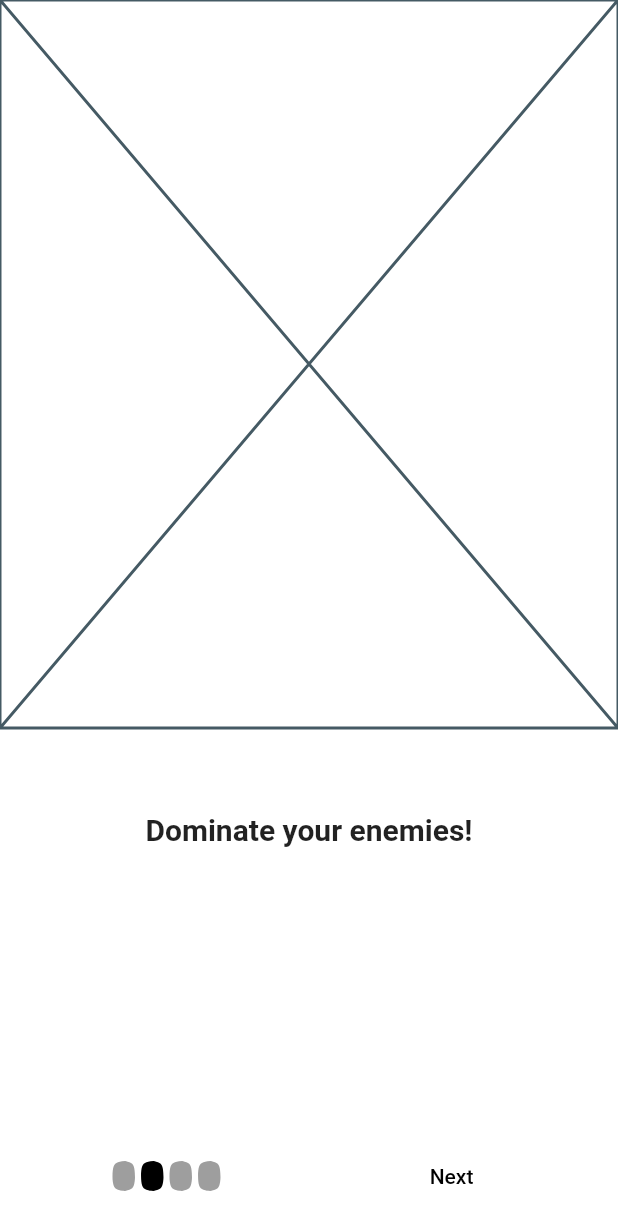
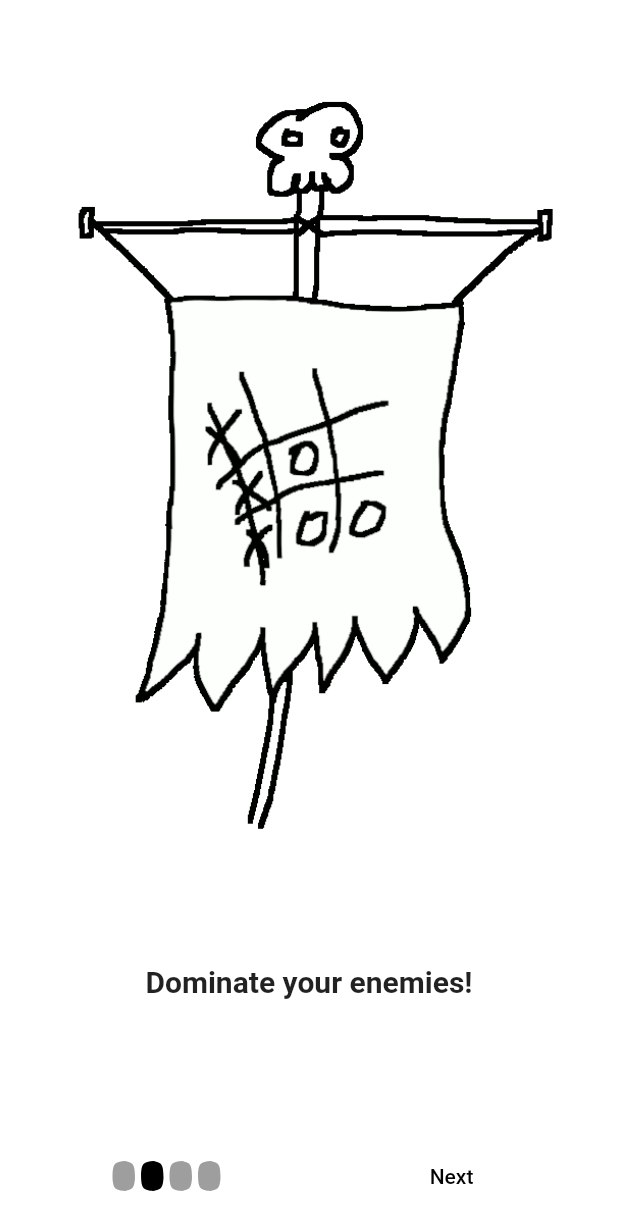
Before and after one commit to radiol00/tictactoe_mobile, a Flutter app: the LandingPage widget shown alone on an empty page, opened directly, after a tap on "Next", on a phone screen of 412 x 824 dp. Shown: the top 1230 px of the screen. Run offline on Flutter 3.47's test engine with Material 2 defaults, Android fonts, the light colour scheme and no system bars; drawn by our look-alikes of introduction_screen; our stand-ins replace cloud_firestore, firebase_auth, firebase_core, flutter_keyboard_visibility, flutter_riverpod, riverpod and 1 more; accounts and stored records are empty; statements that could not run were skipped.

Commit message:
Added graphics to landing and auth pages

```diff
--- a/lib/views/landing_page.dart
+++ b/lib/views/landing_page.dart
@@ -36,20 +36,20 @@ class _LandingPageState extends State<LandingPage> {
               PageViewModel(
                 title: "Dominate your enemies!",
                 body: "",
-                image: Placeholder(),
-                decoration: PageDecoration(imageFlex: 2),
+                image: Image.asset("assets/domination.gif"),
+                decoration: PageDecoration(imageFlex: 4),
               ),
               PageViewModel(
                 title: "Have great fun with your friends!",
                 body: "",
-                image: Placeholder(),
-                decoration: PageDecoration(imageFlex: 2),
+                image: Image.asset("assets/friends.gif"),
+                decoration: PageDecoration(imageFlex: 4),
               ),
               PageViewModel(
-                image: Placeholder(),
+                image: Image.asset("assets/ready.gif"),
                 title: "Are you ready?",
                 body: "",
-                decoration: PageDecoration(imageFlex: 2),
+                decoration: PageDecoration(imageFlex: 4),
               ),
             ],
             dotsDecorator: DotsDecorator(
@@ -78,7 +78,6 @@ class _LandingPageState extends State<LandingPage> {
             nextFlex: 2,
             dotsFlex: 2,
             curve: Curves.easeInOut,
-            freeze: true,
           ),
           AuthPage(
             initialMode: AuthPageMode.signin,
```
Also changed, not shown: lib/views/auth_page.dart (+2 -6 lines), assets/domination.gif (added), assets/friends.gif (added), assets/ready.gif (added), assets/title.png (added).
